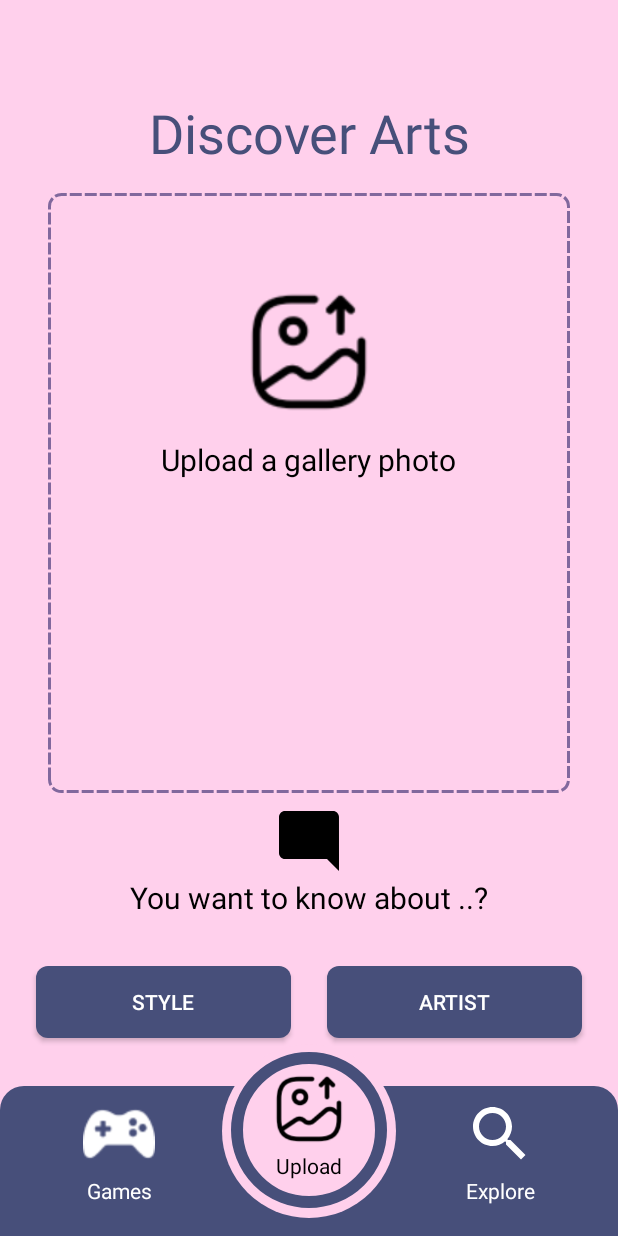
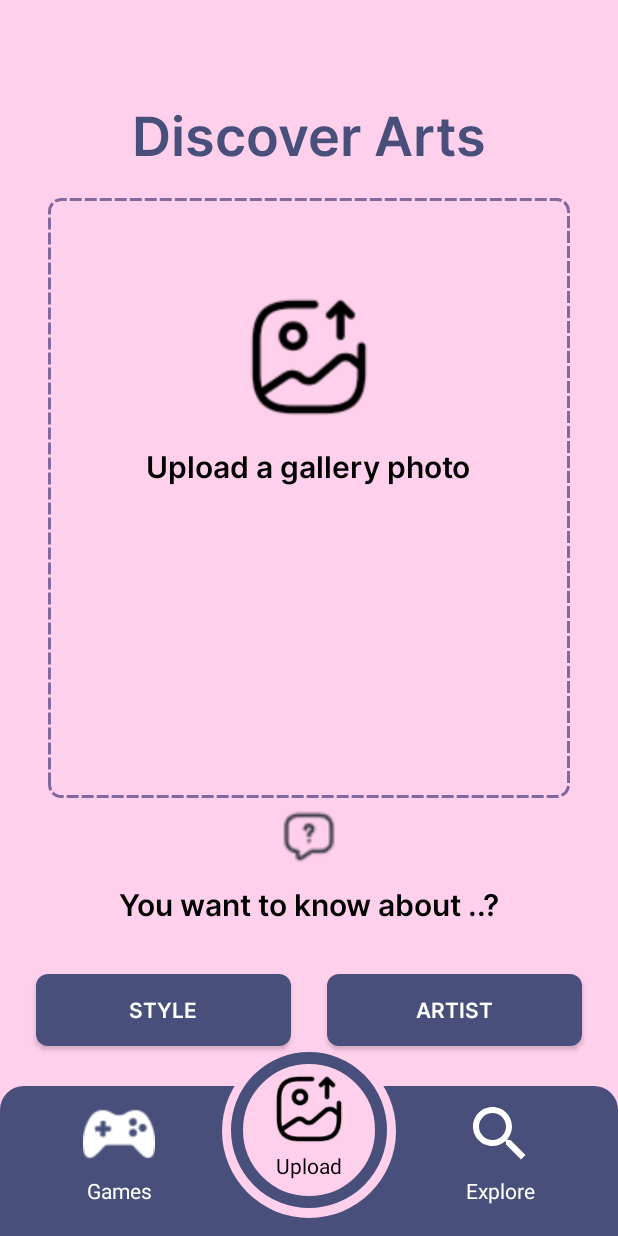
Before and after one commit to ahmed-h1ndy/ARTIFY, an Android app: the screen it shows after launch (classify_painting), on a phone screen of 412 x 824 dp. Run offline under Robolectric (Android 15) with nearby library versions, the phone set to English and light mode, and no system bars.

Commit message:
font family changes

```diff
--- a/app/src/main/res/layout/activity_classify_painting.xml
+++ b/app/src/main/res/layout/activity_classify_painting.xml
@@ -18,7 +18,8 @@
         android:textAlignment="center"
         android:layout_marginTop="64dp"
         android:textColor="@color/third"
-        android:textSize="36sp"/>
+        android:textSize="36sp"
+        android:fontFamily="@font/inter"/>
 
     <LinearLayout
         android:layout_width="match_parent"
@@ -52,18 +53,18 @@
             app:layout_constraintStart_toStartOf="parent"
             android:textColor="@color/black"
             android:textSize="20sp"
+            android:fontFamily="@font/inter"
             />
 
     </LinearLayout>
     <ImageView
         android:layout_marginTop="8dp"
-        android:layout_width="48dp"
-        android:layout_height="48dp"
+        android:layout_width="36dp"
+        android:layout_height="36dp"
         app:layout_constraintTop_toBottomOf="@id/upload_image"
         app:layout_constraintStart_toStartOf="parent"
         app:layout_constraintEnd_toEndOf="parent"
-        android:src="@drawable/baseline_mode_comment_24"
-        />
+        android:src="@drawable/inquire"/>
 
     <TextView
         android:layout_marginTop="56dp"
@@ -75,7 +76,8 @@
         app:layout_constraintStart_toStartOf="parent"
         app:layout_constraintTop_toBottomOf="@+id/upload_image"
         android:textColor="@color/black"
-        android:textSize="20sp"/>
+        android:textSize="20sp"
+        android:fontFamily="@font/inter"/>
 
     <Button
         android:layout_marginTop="32dp"
@@ -87,6 +89,7 @@
         app:layout_constraintStart_toStartOf="parent"
         app:layout_constraintTop_toBottomOf="@+id/textView"
         android:textColor="@color/white"
+        android:fontFamily="@font/inter"
         android:background="@drawable/upload_photo_buttons_background"/>
 
     <Button
@@ -99,6 +102,7 @@
         app:layout_constraintStart_toEndOf="@id/button"
         app:layout_constraintTop_toBottomOf="@+id/textView"
         android:textColor="@color/white"
+        android:fontFamily="@font/inter"
         android:background="@drawable/upload_photo_buttons_background" />
     <fragment
         android:id="@+id/bottom_bar"
```
Also changed, not shown: app/src/main/res/drawable/inquire.png (added), app/src/main/res/font/inter.ttf (added).
